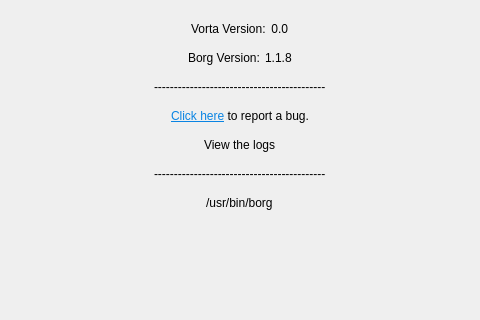
Old version of the form src/vorta/assets/UI/abouttab.ui in the repository borgbase/vorta; both pictures show x 156 to 636 and y 0 to 320 of the 791 by 497 pixel window.
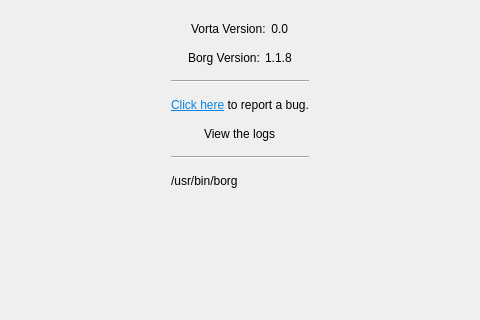
New version of the form.

```diff
--- a/src/vorta/assets/UI/abouttab.ui
+++ b/src/vorta/assets/UI/abouttab.ui
@@ -84,6 +84,9 @@
          <property name="topMargin">
           <number>10</number>
          </property>
+         <property name="bottomMargin">
+          <number>10</number>
+         </property>
          <item>
           <widget class="QLabel" name="label_3">
            <property name="text">
@@ -101,24 +104,14 @@
         </layout>
        </item>
        <item>
-        <layout class="QHBoxLayout" name="horizontalLayout">
-         <property name="alignment">
-          <set>Qt::AlignHCenter</set>
+        <widget class="QFrame" name="seperator">
+         <property name="frameShape">
+          <enum>QFrame::HLine</enum>
          </property>
-         <property name="spacing">
-          <number>5</number>
+         <property name="frameShadow">
+          <enum>QFrame::Sunken</enum>
          </property>
-         <property name="topMargin">
-          <number>10</number>
-         </property>
-         <item>
-          <widget class="QLabel" name="seperator">
-           <property name="text">
-            <string>-------------------------------------------</string>
-           </property>
-          </widget>
-         </item>
-        </layout>
+        </widget>
        </item>
        <item>
         <layout class="QHBoxLayout" name="horizontalLayout">
@@ -148,12 +141,12 @@
          <property name="alignment">
           <set>Qt::AlignHCenter</set>
          </property>
-         <property name="spacing">
-          <number>5</number>
-         </property>
          <property name="topMargin">
           <number>10</number>
          </property>
+         <property name="bottomMargin">
+          <number>10</number>
+         </property>
          <item>
           <widget class="QLabel" name="logLink">
            <property name="text">
@@ -170,33 +163,17 @@
         </layout>
        </item>
        <item>
-        <layout class="QHBoxLayout" name="horizontalLayout">
-         <property name="alignment">
-          <set>Qt::AlignHCenter</set>
+        <widget class="QFrame" name="seperator">
+         <property name="frameShape">
+          <enum>QFrame::HLine</enum>
          </property>
-         <property name="spacing">
-          <number>5</number>
+         <property name="frameShadow">
+          <enum>QFrame::Sunken</enum>
          </property>
-         <property name="topMargin">
-          <number>10</number>
-         </property>
-         <item>
-          <widget class="QLabel" name="seperator">
-           <property name="text">
-            <string>-------------------------------------------</string>
-           </property>
-          </widget>
-         </item>
-        </layout>
+        </widget>
        </item>
        <item>
         <layout class="QHBoxLayout" name="horizontalLayout">
-         <property name="alignment">
-          <set>Qt::AlignHCenter</set>
-         </property>
-         <property name="spacing">
-          <number>5</number>
-         </property>
          <property name="topMargin">
           <number>10</number>
          </property>
```
